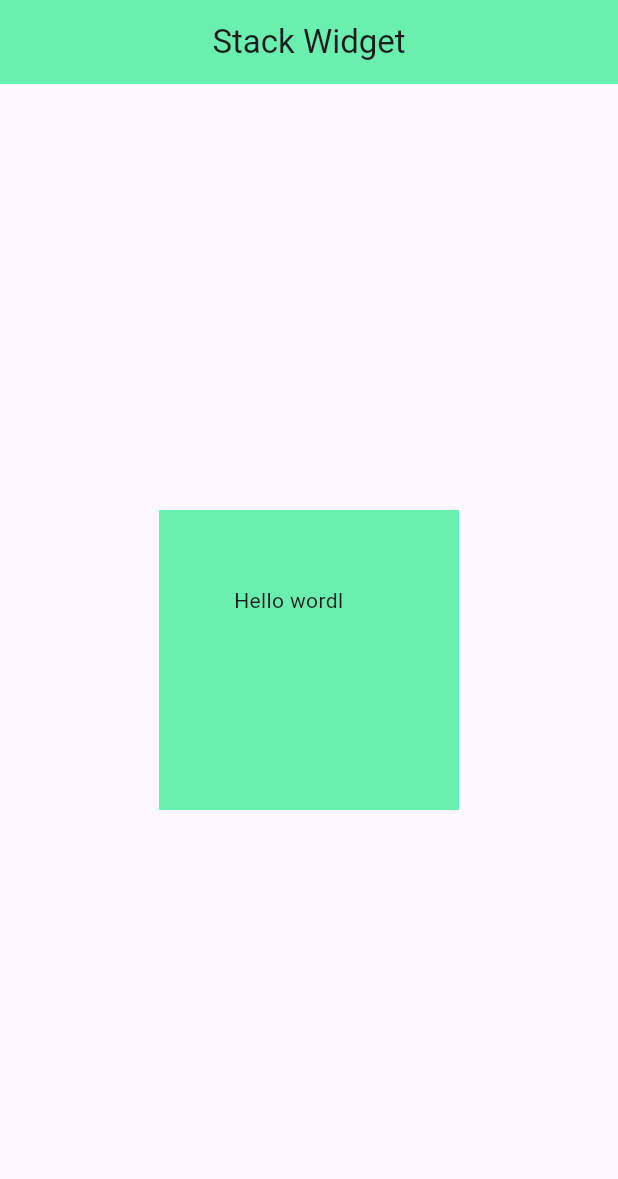
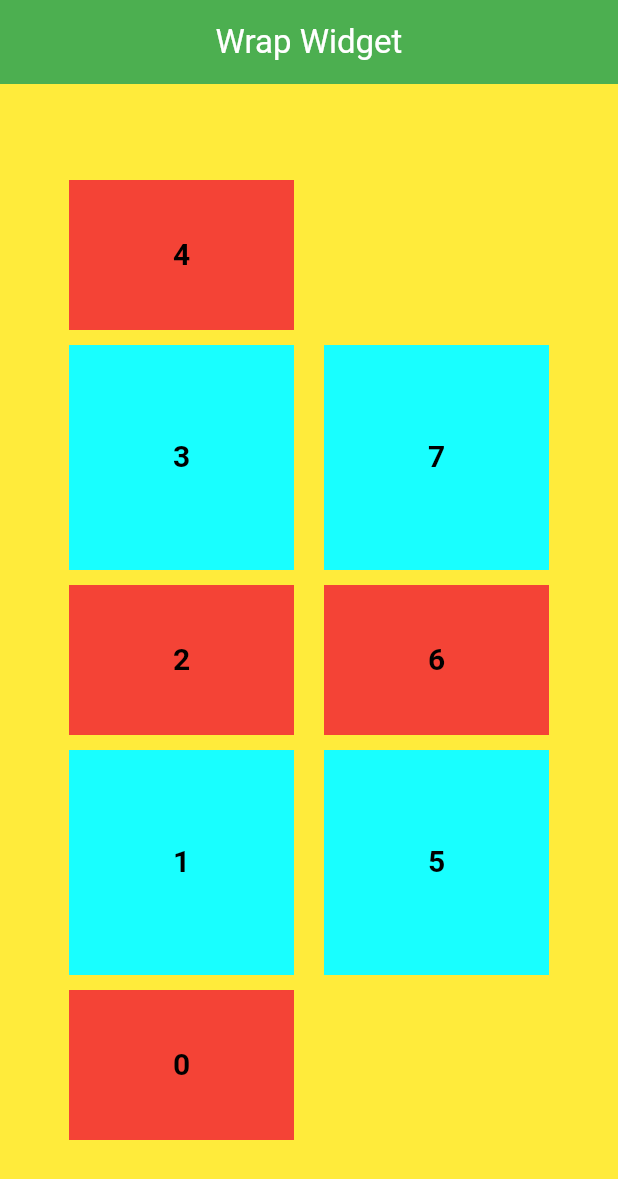
Before and after one commit to RizkyArdiansyahhh/learn-flutter, a Flutter app: the screen it shows after launch, on a phone screen of 412 x 824 dp. Shown: the top 1179 px of the screen. Run offline on Flutter 3.47's test engine with Material 3 defaults, Android fonts, the phone set to English and light mode, and no system bars.

Commit message:
day 4 -> Wrap Widget

```diff
--- a/lib/main_page.dart
+++ b/lib/main_page.dart
@@ -13,27 +13,43 @@ class _MainPageState extends State<MainPage> {
     return Scaffold(
         appBar: AppBar(
           title: Center(
-            child: const Text(
-              "Stack Widget",
+            child: Text(
+              "Wrap Widget",
+              style: TextStyle(
+                color: Colors.white,
+              ),
             ),
           ),
-          backgroundColor: Colors.greenAccent,
+          backgroundColor: Colors.green,
         ),
-        body: Center(
-            child: Stack(
-          children: [
-            Container(
-              width: 200,
-              height: 200,
-              color: Colors.greenAccent,
-              alignment: Alignment.center,
-            ),
-            Positioned(
-              child: Text("Hello wordl"),
-              top: 50,
-              left: 50,
-            )
-          ],
-        )));
+        body: Container(
+          color: Colors.yellow,
+          width: double.infinity,
+          height: double.infinity,
+          child: Wrap(
+            direction: Axis.vertical,
+            alignment: WrapAlignment.center,
+            crossAxisAlignment: WrapCrossAlignment.start,
+            runAlignment: WrapAlignment.center,
+            spacing: 10,
+            runSpacing: 20,
+            verticalDirection: VerticalDirection.up,
+            children: List.generate(
+                8,
+                (index) => Container(
+                      width: 150,
+                      height: index % 2 == 0 ? 100 : 150,
+                      color: index % 2 == 0 ? Colors.red : Colors.cyanAccent,
+                      child: Center(
+                        child: Text(index.toString(),
+                            style: TextStyle(
+                              fontWeight: FontWeight.bold,
+                              color: Colors.black,
+                              fontSize: 20,
+                            )),
+                      ),
+                    )),
+          ),
+        ));
   }
 }
```
